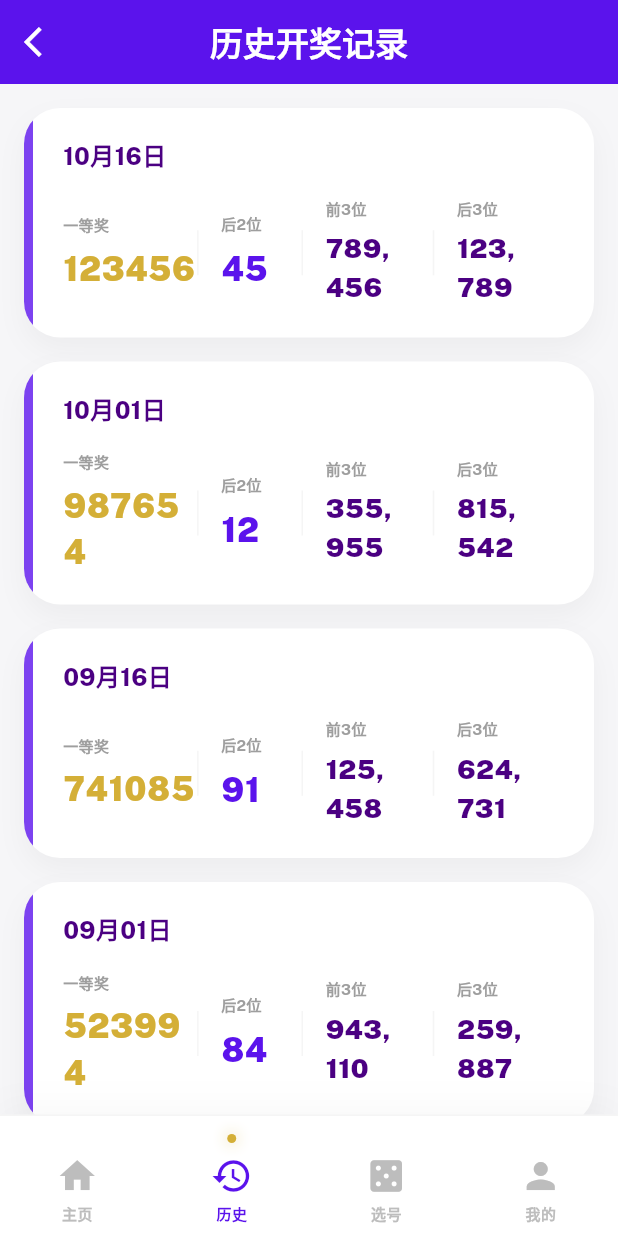
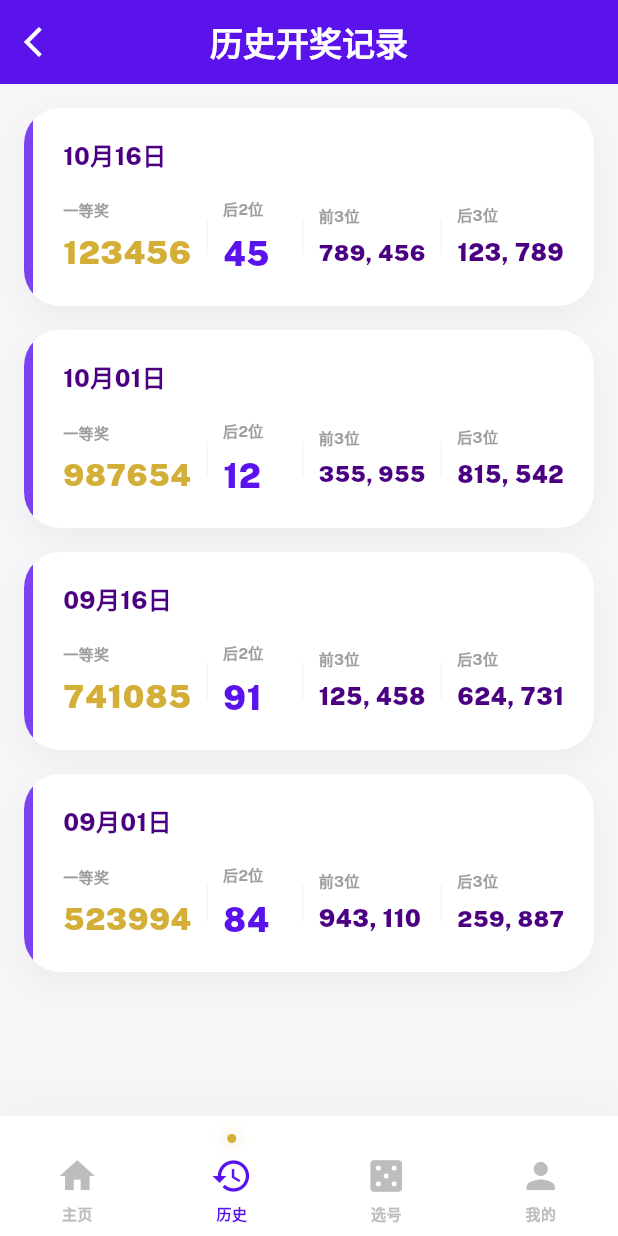
Before and after one commit to FHF404/spider-thai_lottery, a Flutter app: the screen it shows after launch, item 2 of the bottom bar chosen, on a phone screen of 412 x 824 dp. Run offline on Flutter 3.47's test engine with Material 3 defaults, Android fonts, the phone set to English and light mode, and no system bars; our stand-ins replace google_fonts, shared_preferences; network calls fail.

Commit message:
UI: Force single-row layout for all lottery numbers using FittedBox

```diff
--- a/lib/widgets/result_card.dart
+++ b/lib/widgets/result_card.dart
@@ -207,25 +207,22 @@ class ResultCard extends StatelessWidget {
                         crossAxisAlignment: CrossAxisAlignment.center,
                         children: [
                           Expanded(
-                            flex: 5,
+                            flex: 6,
                             child: _buildHistoryMainItem("一等奖", result.number, kRoyalGold),
                           ),
-                          Container(width: 1, height: 30, color: Colors.grey.shade100),
-                          const SizedBox(width: 15),
+                          _buildSmallDivider(),
                           Expanded(
                             flex: 3,
                             child: _buildHistoryMainItem("后2位", result.bottom2, kPrimaryColor),
                           ),
-                          Container(width: 1, height: 30, color: Colors.grey.shade100),
-                          const SizedBox(width: 15),
+                          _buildSmallDivider(),
                           Expanded(
-                            flex: 4,
+                            flex: 5,
                             child: _buildHistorySubItem("前3位", result.top3),
                           ),
-                          Container(width: 1, height: 30, color: Colors.grey.shade100),
-                          const SizedBox(width: 15),
+                          _buildSmallDivider(),
                           Expanded(
-                            flex: 4,
+                            flex: 5,
                             child: _buildHistorySubItem("后3位", result.bottom3),
                           ),
                         ],
@@ -238,6 +235,15 @@ class ResultCard extends StatelessWidget {
           ),
         ),
       ),
+    );
+  }
+
+  Widget _buildSmallDivider() {
+    return Container(
+      margin: const EdgeInsets.symmetric(horizontal: 10),
+      width: 1,
+      height: 24,
+      color: Colors.grey.shade100,
     );
   }
 
@@ -255,12 +261,15 @@ class ResultCard extends StatelessWidget {
             ),
           ),
           const SizedBox(height: 6),
-          Text(
+          FittedBox(
+            fit: BoxFit.scaleDown,
+            child: Text(
               value,
               style: TextStyle(
                 color: color,
                 fontSize: isHighlight ? 26 : 18,
                 fontWeight: FontWeight.w900,
+              ),
             ),
           ),
         ],
@@ -281,13 +290,17 @@ class ResultCard extends StatelessWidget {
           ),
         ),
         const SizedBox(height: 6),
-        Text(
+        FittedBox(
+          fit: BoxFit.scaleDown,
+          child: Text(
             value,
+            maxLines: 1,
             style: TextStyle(
               color: color,
               fontSize: 22,
               fontWeight: FontWeight.w900,
               letterSpacing: 0.5,
+            ),
           ),
         ),
       ],
@@ -307,12 +320,16 @@ class ResultCard extends StatelessWidget {
           ),
         ),
         const SizedBox(height: 6),
-        Text(
+        FittedBox(
+          fit: BoxFit.scaleDown,
+          child: Text(
             value,
+            maxLines: 1,
             style: const TextStyle(
               color: kPrimaryDark,
-            fontSize: 18,
+              fontSize: 16,
               fontWeight: FontWeight.w900,
+            ),
           ),
         ),
       ],
```
Lines whose indentation alone changed are shown as unchanged.
